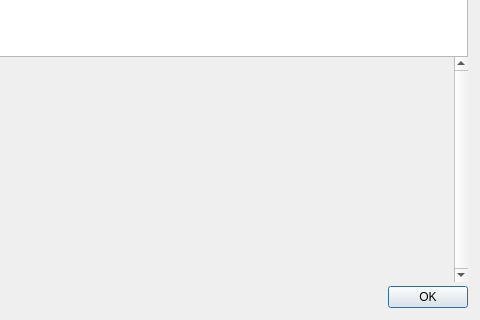
This is src/qt/forms/helpmessagedialog.ui in cryptolinux/ion as Qt 5 draws it before an edit; both pictures show x 300 to 780 and y 180 to 500 of the 780 by 500 pixel window. The edited form follows.
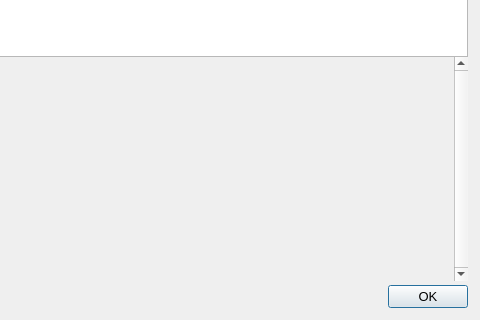
This is the edited form.

```diff
--- a/src/qt/forms/helpmessagedialog.ui
+++ b/src/qt/forms/helpmessagedialog.ui
@@ -10,11 +10,13 @@
     <height>500</height>
    </rect>
   </property>
-  <property name="maximumSize">
-   <size>
-    <width>16777215</width>
-    <height>500</height>
-   </size>
+  <property name="font">
+   <font>
+    <pointsize>10</pointsize>
+   </font>
+  </property>
+  <property name="windowTitle">
+   <string notr="true">ION Core - Command-line options</string>
   </property>
   <layout class="QHBoxLayout" name="horizontalLayout_2">
    <property name="spacing">
```
